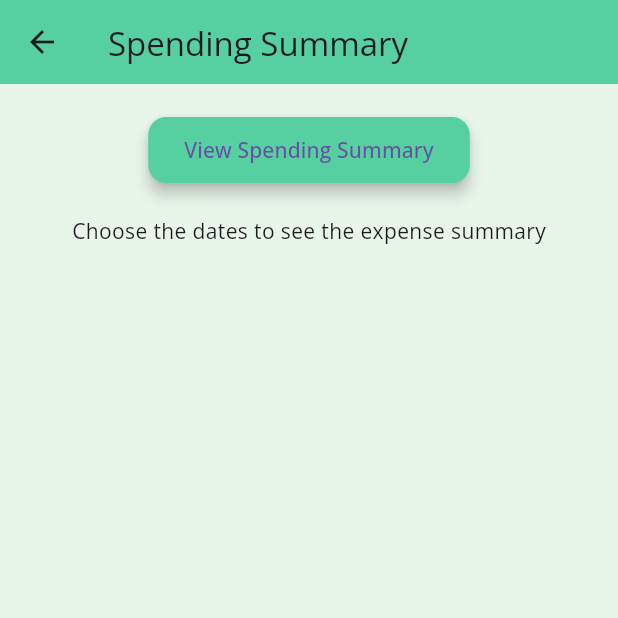
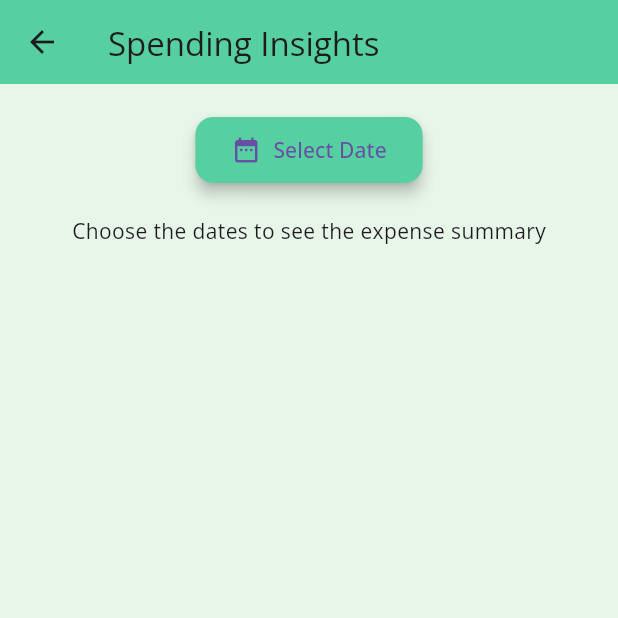
Before and after one commit to HIMANSHIWANJARI/UtilWise, a Flutter app: the SpendingSummaryScreen screen opened directly with empty values, on a phone screen of 412 x 824 dp, the top half of it. Run offline on Flutter 3.47's test engine with Material 3 defaults, Android fonts, the phone set to English and light mode, and no system bars; our stand-ins replace cloud_firestore, connectivity_plus, csv, firebase_core, firebase_messaging, flutter_contacts and 7 more; missing offline and left inert: mailer; accounts and stored records are empty.

Commit message:
modified spendind summary scren

```diff
--- a/lib/screens/spendingsummary.dart
+++ b/lib/screens/spendingsummary.dart
@@ -1,6 +1,7 @@
 import 'package:flutter/material.dart';
 import 'package:cloud_firestore/cloud_firestore.dart';
 import 'package:pie_chart/pie_chart.dart';
+import 'package:intl/intl.dart';
 
 class SpendingSummaryScreen extends StatefulWidget {
   const SpendingSummaryScreen({super.key,required this.creatorTuple});
@@ -34,14 +35,19 @@ bool isLoading = true;
     }
   }
 
-  String formatDate(DateTime date) {
-    return '${date.year}-${date.month.toString().padLeft(2, '0')}-${date.day.toString().padLeft(2, '0')}';
+String formatDateReadable(DateTime date) {
+  return DateFormat('MMMM d, y').format(date); // e.g., April 14, 2025
 }
 
   @override
   void initState() {
     super.initState();
-    //fetchExpensesData();
+    final now = DateTime.now();
+  final startOfMonth = DateTime(now.year, now.month, 1);
+  final endOfMonth = DateTime(now.year, now.month + 1, 0); // handles month-end
+
+  _selectedRange = DateTimeRange(start: startOfMonth, end: endOfMonth);
+  fetchExpensesData();
   }
 
   Future<void> fetchExpensesData() async {
@@ -136,7 +142,7 @@ Widget build(BuildContext context) {
   return Scaffold(
     appBar: AppBar(
       backgroundColor: const Color(0xFF56D0A0),
-      title: const Text('Spending Summary'),
+      title: const Text('Spending Insights'),
       leading: IconButton(
         icon: const Icon(Icons.arrow_back),
         onPressed: () {
@@ -153,20 +159,33 @@ Widget build(BuildContext context) {
         SizedBox(height: 20),
   ElevatedButton(
   onPressed: _pickDateRange,
-        child: Text('View Spending Summary'),
   style: ElevatedButton.styleFrom(
-        padding: EdgeInsets.symmetric(horizontal: 24, vertical: 12),
+    padding: const EdgeInsets.symmetric(horizontal: 24, vertical: 12),
     shape: RoundedRectangleBorder(
       borderRadius: BorderRadius.circular(12),
     ),
     backgroundColor: const Color(0xFF56D0A0),
     elevation: 4,
   ),
+  child: Row(
+    mainAxisSize: MainAxisSize.min, // keeps it tight to content
+    children: const [
+      Icon(Icons.date_range, size: 20),
+      SizedBox(width: 8),
+      Text('Select Date'),
+    ],
   ),
+),
+
+
         const SizedBox(height: 20),],
       ),
       Builder(
       builder: (context) {
+        if (isLoading) {
+          return const Center(child: CircularProgressIndicator());
+        }
+
         if (dataMap.isEmpty) {
           return Center(child: Text('Choose the dates to see the expense summary'));
         }
@@ -197,9 +216,11 @@ Widget build(BuildContext context) {
               if (_selectedRange != null) ...[
               SizedBox(height: 20),
               Text(
-                'Selected Range:\n${formatDate(start!)} to ${formatDate(end!)}',
+            'Spending Summary:\n${formatDateReadable(start!)} to ${formatDateReadable(end!)}',
             textAlign: TextAlign.center,
+            style: const TextStyle(fontSize: 14),
             ),
+
               SizedBox(height: 30),
               PieChart(
                 dataMap: dataMap,
```
Also changed, not shown: lib/Pages/main_pages/community_page.dart (+6 -8 lines), lib/screens/settleup.dart (+19 -5 lines). Lines whose indentation alone changed are shown as unchanged.
